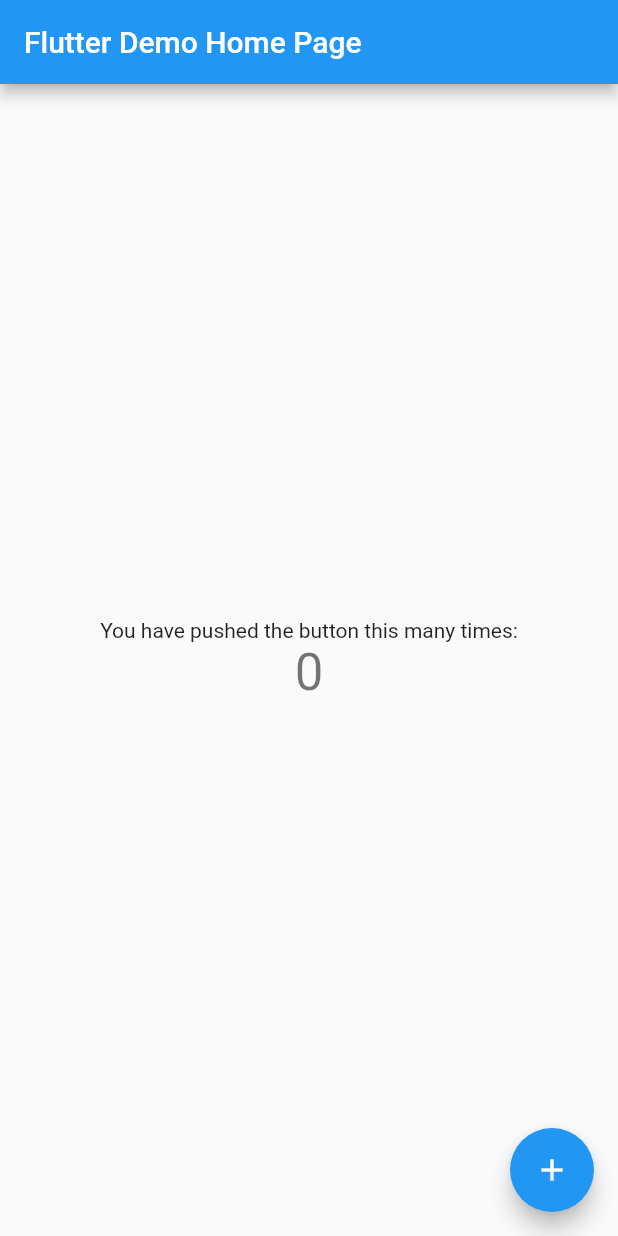
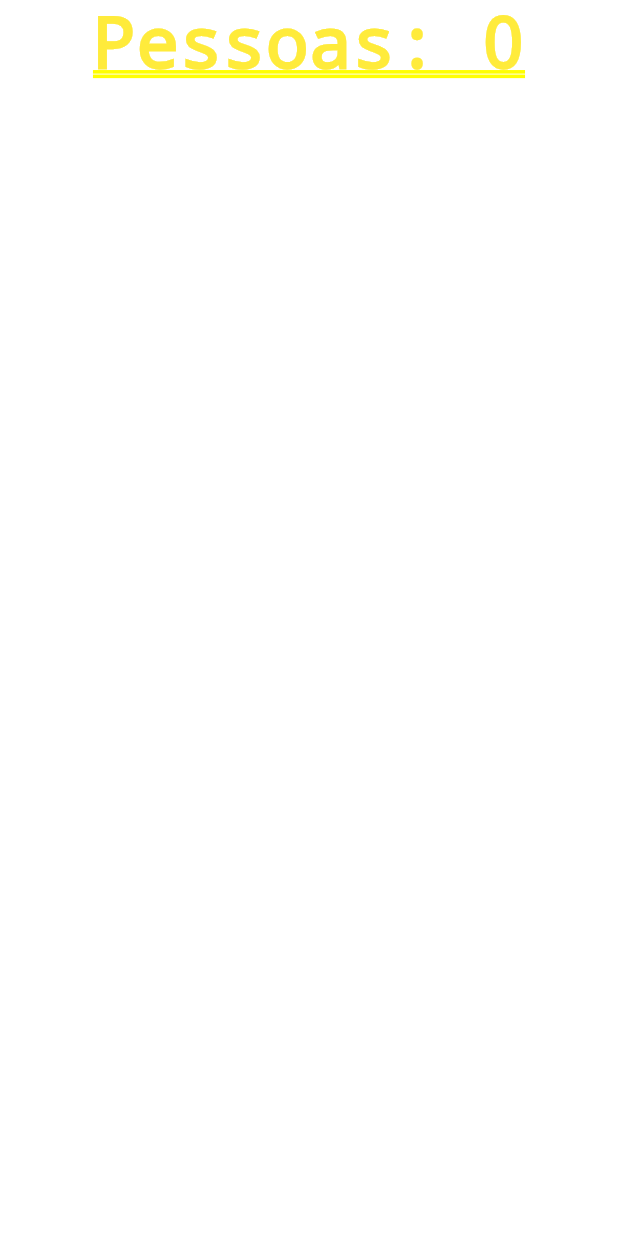
Before and after one commit to rafaelbatistaroque/contador_de_pessoas, a Flutter app: the screen it shows after launch, on a phone screen of 412 x 824 dp. Run offline on Flutter 3.47's test engine with Material 2 defaults, Android fonts, the phone set to English and light mode, and no system bars.

Commit message:
Tela inicial

```diff
--- a/lib/main.dart
+++ b/lib/main.dart
@@ -1,111 +1,15 @@
 import 'package:flutter/material.dart';
 
-void main() => runApp(MyApp());
-
-class MyApp extends StatelessWidget {
-  // This widget is the root of your application.
-  @override
-  Widget build(BuildContext context) {
-    return MaterialApp(
-      title: 'Flutter Demo',
-      theme: ThemeData(
-        // This is the theme of your application.
-        //
-        // Try running your application with "flutter run". You'll see the
-        // application has a blue toolbar. Then, without quitting the app, try
-        // changing the primarySwatch below to Colors.green and then invoke
-        // "hot reload" (press "r" in the console where you ran "flutter run",
-        // or simply save your changes to "hot reload" in a Flutter IDE).
-        // Notice that the counter didn't reset back to zero; the application
-        // is not restarted.
-        primarySwatch: Colors.blue,
-      ),
-      home: MyHomePage(title: 'Flutter Demo Home Page'),
-    );
-  }
+void main(){
+  runApp(new MaterialApp(
+    title: "Contator de pessoas",
+    home: Column(
+      children: <Widget>[
+        Text(
+          "Pessoas: 0",
+          style: TextStyle(color: Colors.yellow, fontWeight: FontWeight.bold),
+        )
+      ],
+    )
+  ));
 }
-
-class MyHomePage extends StatefulWidget {
-  MyHomePage({Key key, this.title}) : super(key: key);
-
-  // This widget is the home page of your application. It is stateful, meaning
-  // that it has a State object (defined below) that contains fields that affect
-  // how it looks.
-
-  // This class is the configuration for the state. It holds the values (in this
-  // case the title) provided by the parent (in this case the App widget) and
-  // used by the build method of the State. Fields in a Widget subclass are
-  // always marked "final".
-
-  final String title;
-
-  @override
-  _MyHomePageState createState() => _MyHomePageState();
-}
-
-class _MyHomePageState extends State<MyHomePage> {
-  int _counter = 0;
-
-  void _incrementCounter() {
-    setState(() {
-      // This call to setState tells the Flutter framework that something has
-      // changed in this State, which causes it to rerun the build method below
-      // so that the display can reflect the updated values. If we changed
-      // _counter without calling setState(), then the build method would not be
-      // called again, and so nothing would appear to happen.
-      _counter++;
-    });
-  }
-
-  @override
-  Widget build(BuildContext context) {
-    // This method is rerun every time setState is called, for instance as done
-    // by the _incrementCounter method above.
-    //
-    // The Flutter framework has been optimized to make rerunning build methods
-    // fast, so that you can just rebuild anything that needs updating rather
-    // than having to individually change instances of widgets.
-    return Scaffold(
-      appBar: AppBar(
-        // Here we take the value from the MyHomePage object that was created by
-        // the App.build method, and use it to set our appbar title.
-        title: Text(widget.title),
-      ),
-      body: Center(
-        // Center is a layout widget. It takes a single child and positions it
-        // in the middle of the parent.
-        child: Column(
-          // Column is also layout widget. It takes a list of children and
-          // arranges them vertically. By default, it sizes itself to fit its
-          // children horizontally, and tries to be as tall as its parent.
-          //
-          // Invoke "debug painting" (press "p" in the console, choose the
-          // "Toggle Debug Paint" action from the Flutter Inspector in Android
-          // Studio, or the "Toggle Debug Paint" command in Visual Studio Code)
-          // to see the wireframe for each widget.
-          //
-          // Column has various properties to control how it sizes itself and
-          // how it positions its children. Here we use mainAxisAlignment to
-          // center the children vertically; the main axis here is the vertical
-          // axis because Columns are vertical (the cross axis would be
-          // horizontal).
-          mainAxisAlignment: MainAxisAlignment.center,
-          children: <Widget>[
-            Text(
-              'You have pushed the button this many times:',
-            ),
-            Text(
-              '$_counter',
-              style: Theme.of(context).textTheme.display1,
-            ),
-          ],
-        ),
-      ),
-      floatingActionButton: FloatingActionButton(
-        onPressed: _incrementCounter,
-        tooltip: 'Increment',
-        child: Icon(Icons.add),
-      ), // This trailing comma makes auto-formatting nicer for build methods.
-    );
-  }
-}
```
Also changed, not shown: 1 other file.
